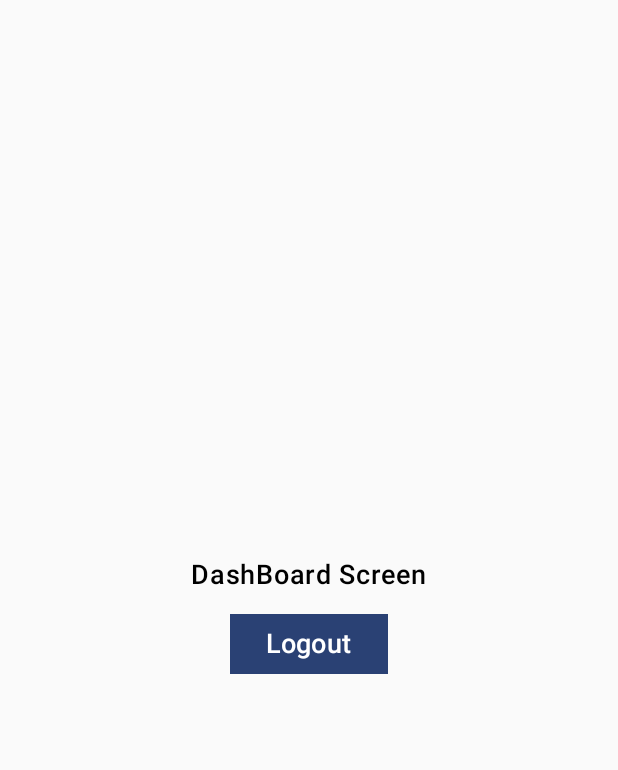
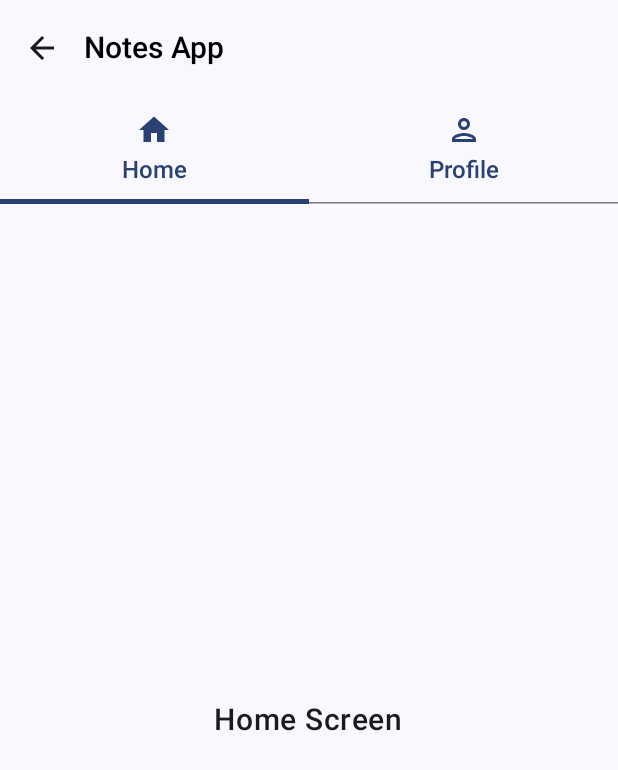
Before and after one commit to Kelaskaraditya1/JetPackComposeFirebase, an Android app built with Jetpack Compose: the DASHBOARD_SCREEN screen opened through its navigation route, on a phone screen of 412 x 824 dp. Shown: the top 770 px of the screen. Run offline under Robolectric (Android 15) with nearby library versions, the phone set to English and light mode, and no system bars; our stand-ins replace Firebase (no records; nobody signed in at launch, a user with empty details on screens opened directly).

Commit message:
Tab Row added successfully

```diff
--- /dev/null
+++ b/app/src/main/java/com/starkindustries/jetpackcomposefirebase/Backend/Data/TabRowItem.kt
@@ -0,0 +1,8 @@
+package com.starkindustries.jetpackcomposefirebase.Backend.Data
+
+import android.media.Image
+import androidx.compose.ui.graphics.vector.ImageVector
+
+data class TabRowItem(var title:String
+,var selectedIcon:ImageVector
+,var unselectedIcon:ImageVector)
--- a/app/src/main/java/com/starkindustries/jetpackcomposefirebase/Backend/Login/LoginFunction.kt
+++ b/app/src/main/java/com/starkindustries/jetpackcomposefirebase/Backend/Login/LoginFunction.kt
@@ -25,3 +25,8 @@ fun LoginFunction(context: Context,email:String,password:String,navController: N
         Log.d("errorMessage",it.message.toString())
     }
 }
+
+fun signout(){
+    var auth = FirebaseAuth.getInstance()
+    auth.signOut()
+}
--- /dev/null
+++ b/app/src/main/java/com/starkindustries/jetpackcomposefirebase/Backend/Utility/Utility.kt
@@ -0,0 +1,15 @@
+package com.starkindustries.jetpackcomposefirebase.Backend.Utility
+
+import androidx.compose.material.icons.Icons
+import androidx.compose.material.icons.filled.Home
+import androidx.compose.material.icons.filled.Person
+import androidx.compose.material.icons.outlined.Home
+import androidx.compose.material.icons.outlined.Person
+import com.starkindustries.jetpackcomposefirebase.Backend.Data.TabRowItem
+
+fun tabRowItems():List<TabRowItem>{
+    return listOf(
+        TabRowItem("Home",Icons.Filled.Home,Icons.Outlined.Home)
+        ,TabRowItem("Profile",Icons.Filled.Person,Icons.Outlined.Person)
+    )
+}
--- a/app/src/main/java/com/starkindustries/jetpackcomposefirebase/Frontend/Navigation/Navigation.kt
+++ b/app/src/main/java/com/starkindustries/jetpackcomposefirebase/Frontend/Navigation/Navigation.kt
@@ -7,7 +7,9 @@ import androidx.navigation.compose.composable
 import androidx.navigation.compose.rememberNavController
 import com.starkindustries.jetpackcomposefirebase.Frontend.Routes.Routes
 import com.starkindustries.jetpackcomposefirebase.Frontend.Screens.DashboardScreen
+import com.starkindustries.jetpackcomposefirebase.Frontend.Screens.HomeScreen
 import com.starkindustries.jetpackcomposefirebase.Frontend.Screens.LoginScreen
+import com.starkindustries.jetpackcomposefirebase.Frontend.Screens.ProfileScreen
 import com.starkindustries.jetpackcomposefirebase.Frontend.Screens.SignupScreen
 import com.starkindustries.jetpackcomposefirebase.Frontend.Screens.SplashScreen
 
@@ -27,5 +29,11 @@ fun Navigation(){
         composable(Routes.SignupScreen.route){
             SignupScreen(navController = navController)
         }
+        composable(Routes.HomeScreen.route){
+            HomeScreen()
+        }
+        composable(Routes.ProfileScreen.route){
+            ProfileScreen()
+        }
     }
 }
--- a/app/src/main/java/com/starkindustries/jetpackcomposefirebase/Frontend/Routes/Routes.kt
+++ b/app/src/main/java/com/starkindustries/jetpackcomposefirebase/Frontend/Routes/Routes.kt
@@ -7,4 +7,6 @@ sealed class Routes(var route:String) {
     object LoginScreen:Routes(Keys.LOGIN_SCREEN_ROUTE)
     object SignupScreen:Routes(Keys.SIGNUP_SCREEN_ROUTE)
     object DashboardScreen:Routes(Keys.DASHBOARD_SCREEN_ROUTE)
+    object HomeScreen:Routes(Keys.HOME_SCREEN_ROUTE)
+    object ProfileScreen:Routes(Keys.PROFILE_SCREEN_ROUTE)
 }
--- a/app/src/main/java/com/starkindustries/jetpackcomposefirebase/Frontend/Screens/DashboardScreen.kt
+++ b/app/src/main/java/com/starkindustries/jetpackcomposefirebase/Frontend/Screens/DashboardScreen.kt
@@ -1,5 +1,6 @@
 package com.starkindustries.jetpackcomposefirebase.Frontend.Screens
 
+import android.widget.ImageButton
 import androidx.compose.foundation.layout.Arrangement
 import androidx.compose.foundation.layout.Box
 import androidx.compose.foundation.layout.Column
@@ -7,55 +8,168 @@ import androidx.compose.foundation.layout.Spacer
 import androidx.compose.foundation.layout.fillMaxSize
 import androidx.compose.foundation.layout.fillMaxWidth
 import androidx.compose.foundation.layout.height
+import androidx.compose.foundation.layout.padding
+import androidx.compose.foundation.pager.HorizontalPager
+import androidx.compose.foundation.pager.rememberPagerState
+import androidx.compose.material.icons.Icons
+import androidx.compose.material.icons.filled.ArrowBack
+import androidx.compose.material.icons.filled.Home
+import androidx.compose.material.icons.filled.Menu
 import androidx.compose.material3.Button
+import androidx.compose.material3.ExperimentalMaterial3Api
+import androidx.compose.material3.Icon
+import androidx.compose.material3.IconButton
+import androidx.compose.material3.Scaffold
+import androidx.compose.material3.Tab
+import androidx.compose.material3.TabRow
 import androidx.compose.material3.Text
+import androidx.compose.material3.TopAppBar
 import androidx.compose.runtime.Composable
+import androidx.compose.runtime.LaunchedEffect
+import androidx.compose.runtime.getValue
+import androidx.compose.runtime.mutableStateOf
+import androidx.compose.runtime.remember
+import androidx.compose.runtime.setValue
 import androidx.compose.ui.Alignment
 import androidx.compose.ui.Modifier
+import androidx.compose.ui.graphics.Color
 import androidx.compose.ui.graphics.RectangleShape
 import androidx.compose.ui.text.font.FontWeight
 import androidx.compose.ui.tooling.preview.Preview
 import androidx.compose.ui.unit.dp
 import androidx.compose.ui.unit.sp
 import androidx.navigation.NavController
+import androidx.navigation.compose.NavHost
+import androidx.navigation.compose.composable
 import androidx.navigation.compose.rememberNavController
 import com.google.firebase.auth.FirebaseAuth
+import com.starkindustries.jetpackcomposefirebase.Backend.Login.signout
+import com.starkindustries.jetpackcomposefirebase.Backend.Utility.tabRowItems
 import com.starkindustries.jetpackcomposefirebase.Frontend.Routes.Routes
 
+@OptIn(ExperimentalMaterial3Api::class)
 @Composable
-fun DashboardScreen(navController: NavController){
-    var auth = FirebaseAuth.getInstance()
-    Box(modifier = Modifier
-        .fillMaxSize()
-    , contentAlignment = Alignment.Center){
-        Column(modifier = Modifier
-            .fillMaxWidth()
-        , verticalArrangement = Arrangement.Center
-        , horizontalAlignment = Alignment.CenterHorizontally) {
-            Text(text = "DashBoard Screen"
-                , fontSize = 18.sp
-                , fontWeight = FontWeight.W500
+fun DashboardScreen(navController: NavController) {
+
+    var selectedTab by remember {
+        mutableStateOf(0)
+    }
+
+    val pagerState = rememberPagerState {
+        tabRowItems().size
+    }
+
+
+
+    LaunchedEffect(selectedTab) {
+        pagerState.scrollToPage(selectedTab)
+    }
+
+    LaunchedEffect(pagerState.currentPage) {
+        selectedTab = pagerState.currentPage
+    }
+
+    val tabNavController = rememberNavController()
+
+    Scaffold(
+        topBar = {
+            TopAppBar(
+                title = {
+                    Text(
+                        text = "Notes App",
+                        fontSize = 20.sp,
+                        fontWeight = FontWeight.W500,
+                        color = Color.Black
+                    )
+                },
+                navigationIcon = {
+                    IconButton(onClick = {
+                        // Handle back navigation
+                    }) {
+                        Icon(
+                            imageVector = Icons.Default.ArrowBack,
+                            contentDescription = "Back"
+                        )
+                    }
+                }
             )
-            Spacer(modifier = Modifier
-                .height(10.dp))
-            Button(onClick = {
-                auth.signOut()
-                navController.navigate(Routes.LoginScreen.route){
-                    popUpTo(0)
+        }
+    ) { paddingValues ->
+        Column(
+            modifier = Modifier
+                .fillMaxSize()
+                .padding(paddingValues)
+        ) {
+            // TabRow for tab navigation
+            TabRow(
+                selectedTabIndex = selectedTab,
+                modifier = Modifier.fillMaxWidth()
+            ) {
+                tabRowItems().forEachIndexed { index, item ->
+                    Tab(
+                        selected = selectedTab == index,
+                        onClick = {
+                            selectedTab = index
+                        },
+                        icon = {
+                            Icon(
+                                imageVector = if (selectedTab == index)
+                                    item.selectedIcon
+                                else
+                                    item.unselectedIcon,
+                                contentDescription = null
+                            )
+                        },
+                        text = {
+                            Text(
+                                text = item.title,
+                                fontWeight = FontWeight.W500,
+                                fontSize = 16.sp
+                            )
+                        }
+                    )
                 }
             }
-            , shape = RectangleShape) {
-                Text(text = "Logout"
-                , fontWeight = FontWeight.W500
-                , fontSize = 18.sp
-                , modifier = Modifier)
+
+            // HorizontalPager for switching tabs
+            HorizontalPager(
+                state = pagerState,
+                modifier = Modifier
+                    .fillMaxWidth()
+                    .weight(1f)
+            ) { index ->
+                when (index) {
+                    0 -> {
+                        // Navigate to HomeScreen
+                        NavHost(
+                            navController = tabNavController,
+                            startDestination = Routes.HomeScreen.route
+                        ) {
+                            composable(Routes.HomeScreen.route) {
+                                HomeScreen()
+                            }
+                        }
+                    }
+                    1 -> {
+                        // Navigate to ProfileScreen
+                        NavHost(
+                            navController = tabNavController,
+                            startDestination = Routes.ProfileScreen.route
+                        ) {
+                            composable(Routes.ProfileScreen.route) {
+                                ProfileScreen()
+                            }
+                        }
+                    }
+                }
             }
         }
     }
 }
 
+
+@Preview(showBackground = true, showSystemUi = true)
 @Composable
-@Preview(showBackground = true, showSystemUi = true)
-fun DashboardscreenPreview(){
-    DashboardScreen(rememberNavController())
+private fun DashboardPreview() {
+    DashboardScreen(navController = rememberNavController())
 }
--- /dev/null
+++ b/app/src/main/java/com/starkindustries/jetpackcomposefirebase/Frontend/Screens/HomeScreen.kt
@@ -0,0 +1,28 @@
+package com.starkindustries.jetpackcomposefirebase.Frontend.Screens
+
+import androidx.compose.foundation.layout.Box
+import androidx.compose.foundation.layout.fillMaxSize
+import androidx.compose.material3.Text
+import androidx.compose.runtime.Composable
+import androidx.compose.ui.Alignment
+import androidx.compose.ui.Modifier
+import androidx.compose.ui.text.font.FontWeight
+import androidx.compose.ui.tooling.preview.Preview
+import androidx.compose.ui.unit.sp
+
+@Composable
+fun HomeScreen() {
+    Box(modifier = Modifier
+        .fillMaxSize()
+    , contentAlignment = Alignment.Center){
+        Text(text = "Home Screen"
+        , fontSize = 20.sp
+        , fontWeight = FontWeight.W500)
+    }
+}
+
+@Preview(showBackground = true, showSystemUi = true)
+@Composable
+private fun HomeScreenPreview() {
+    HomeScreen()
+}
--- /dev/null
+++ b/app/src/main/java/com/starkindustries/jetpackcomposefirebase/Frontend/Screens/ProfileScreen.kt
@@ -0,0 +1,28 @@
+package com.starkindustries.jetpackcomposefirebase.Frontend.Screens
+
+import androidx.compose.foundation.layout.Box
+import androidx.compose.foundation.layout.fillMaxSize
+import androidx.compose.material3.Text
+import androidx.compose.runtime.Composable
+import androidx.compose.ui.Alignment
+import androidx.compose.ui.Modifier
+import androidx.compose.ui.text.font.FontWeight
+import androidx.compose.ui.tooling.preview.Preview
+import androidx.compose.ui.unit.sp
+
+@Composable
+fun ProfileScreen() {
+    Box(modifier = Modifier
+        .fillMaxSize()
+        , contentAlignment = Alignment.Center){
+        Text(text = "Profile Screen"
+            , fontSize = 20.sp
+            , fontWeight = FontWeight.W500)
+    }
+}
+
+@Preview(showBackground = true, showSystemUi = true)
+@Composable
+private fun ProfileScreenPreview() {
+    ProfileScreen()
+}
--- a/app/src/main/java/com/starkindustries/jetpackcomposefirebase/Keys/Keys.kt
+++ b/app/src/main/java/com/starkindustries/jetpackcomposefirebase/Keys/Keys.kt
@@ -7,5 +7,7 @@ class Keys {
         const val SIGNUP_SCREEN_ROUTE = "SIGNUP_SCREEN"
         const val DASHBOARD_SCREEN_ROUTE = "DASHBOARD_SCREEN"
         const val LOGIN_STATUS = "LOGIN_STATUS"
+        const val HOME_SCREEN_ROUTE = "HOME_SCREEN"
+        const val PROFILE_SCREEN_ROUTE = "PROFILE_SCREEN"
     }
 }
```
